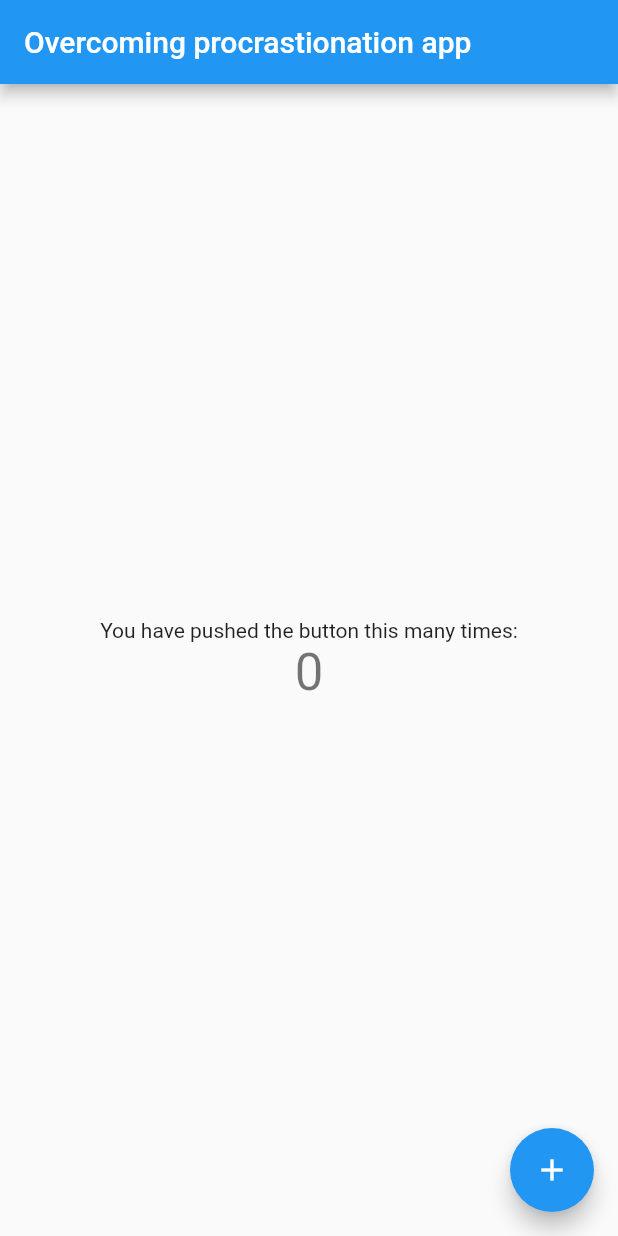
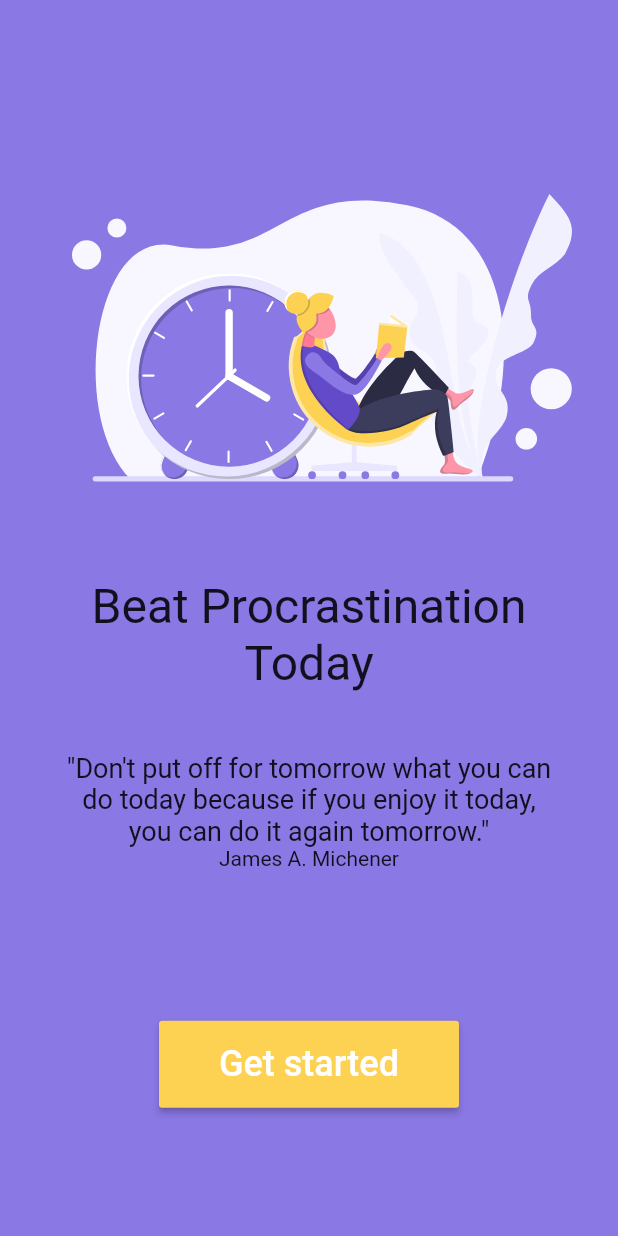
Before and after one commit to LyMc/do-it, a Flutter app: the screen it shows after launch, on a phone screen of 412 x 824 dp. Run offline on Flutter 3.47's test engine with Material 2 defaults, Android fonts, the phone set to English and light mode, and no system bars; our stand-ins replace flutter_svg.

Commit message:
Add Homescreen

```diff
--- /dev/null
+++ b/lib/homescreen.dart
@@ -0,0 +1,65 @@
+import 'package:flutter/material.dart';
+import 'package:flutter_svg/flutter_svg.dart';
+
+class Homescreen extends StatelessWidget {
+  @override
+  Widget build(BuildContext context) {
+    return Material(
+        type: MaterialType.transparency,
+        child: Container(
+          decoration: BoxDecoration(color: const Color(0xFF8A78E4)),
+          child: Column(mainAxisAlignment: MainAxisAlignment.center, children: [
+            headerImage,
+            title,
+            quote,
+            quoteAuthor,
+            getStartedButton
+          ]),
+        ));
+  }
+
+  final headerImage = Container(
+    width: 500,
+    height: 300,
+    child: SvgPicture.asset(
+      'assets/homescreen.svg',
+    ),
+  );
+
+  final title = Padding(
+      padding: const EdgeInsets.only(left: 40, right: 40, bottom: 40),
+      child: Text(
+        'Beat Procrastination Today',
+        textAlign: TextAlign.center,
+        textDirection: TextDirection.ltr,
+        style: TextStyle(fontSize: 32, color: Colors.black87),
+      ));
+
+  final quote = Padding(
+      padding: const EdgeInsets.only(left: 40, right: 40),
+      child: Text(
+        '"Don\'t put off for tomorrow what you can do today because if you enjoy it today, you can do it again tomorrow."',
+        textDirection: TextDirection.ltr,
+        textAlign: TextAlign.center,
+        style: TextStyle(
+          fontSize: 18,
+          color: Colors.black87,
+        ),
+      ));
+
+  final quoteAuthor = Text('James A. Michener');
+
+  final getStartedButton = Padding(
+      padding: EdgeInsets.only(top: 100),
+      child: RaisedButton(
+        onPressed: () {},
+        padding:
+            const EdgeInsets.only(top: 15, bottom: 15, left: 40, right: 40),
+        textColor: Colors.white,
+        color: const Color(0xFFFDD252),
+        child: Text(
+          "Get started",
+          style: TextStyle(fontSize: 24),
+        ),
+      ));
+}
--- a/lib/main.dart
+++ b/lib/main.dart
@@ -1,4 +1,5 @@
 import 'package:flutter/material.dart';
+import 'homescreen.dart';
 
 void main() {
   runApp(MyApp());
@@ -26,92 +27,7 @@ class MyApp extends StatelessWidget {
         // closer together (more dense) than on mobile platforms.
         visualDensity: VisualDensity.adaptivePlatformDensity,
       ),
-      home: MyHomePage(title: 'Overcoming procrastionation app'),
+      home: Homescreen(),
     );
   }
 }
-
-class MyHomePage extends StatefulWidget {
-  MyHomePage({Key key, this.title}) : super(key: key);
-
-  // This widget is the home page of your application. It is stateful, meaning
-  // that it has a State object (defined below) that contains fields that affect
-  // how it looks.
-
-  // This class is the configuration for the state. It holds the values (in this
-  // case the title) provided by the parent (in this case the App widget) and
-  // used by the build method of the State. Fields in a Widget subclass are
-  // always marked "final".
-
-  final String title;
-
-  @override
-  _MyHomePageState createState() => _MyHomePageState();
-}
-
-class _MyHomePageState extends State<MyHomePage> {
-  int _counter = 0;
-
-  void _incrementCounter() {
-    setState(() {
-      // This call to setState tells the Flutter framework that something has
-      // changed in this State, which causes it to rerun the build method below
-      // so that the display can reflect the updated values. If we changed
-      // _counter without calling setState(), then the build method would not be
-      // called again, and so nothing would appear to happen.
-      _counter++;
-    });
-  }
-
-  @override
-  Widget build(BuildContext context) {
-    // This method is rerun every time setState is called, for instance as done
-    // by the _incrementCounter method above.
-    //
-    // The Flutter framework has been optimized to make rerunning build methods
-    // fast, so that you can just rebuild anything that needs updating rather
-    // than having to individually change instances of widgets.
-    return Scaffold(
-      appBar: AppBar(
-        // Here we take the value from the MyHomePage object that was created by
-        // the App.build method, and use it to set our appbar title.
-        title: Text(widget.title),
-      ),
-      body: Center(
-        // Center is a layout widget. It takes a single child and positions it
-        // in the middle of the parent.
-        child: Column(
-          // Column is also a layout widget. It takes a list of children and
-          // arranges them vertically. By default, it sizes itself to fit its
-          // children horizontally, and tries to be as tall as its parent.
-          //
-          // Invoke "debug painting" (press "p" in the console, choose the
-          // "Toggle Debug Paint" action from the Flutter Inspector in Android
-          // Studio, or the "Toggle Debug Paint" command in Visual Studio Code)
-          // to see the wireframe for each widget.
-          //
-          // Column has various properties to control how it sizes itself and
-          // how it positions its children. Here we use mainAxisAlignment to
-          // center the children vertically; the main axis here is the vertical
-          // axis because Columns are vertical (the cross axis would be
-          // horizontal).
-          mainAxisAlignment: MainAxisAlignment.center,
-          children: <Widget>[
-            Text(
-              'You have pushed the button this many times:',
-            ),
-            Text(
-              '$_counter',
-              style: Theme.of(context).textTheme.headline4,
-            ),
-          ],
-        ),
-      ),
-      floatingActionButton: FloatingActionButton(
-        onPressed: _incrementCounter,
-        tooltip: 'Increment',
-        child: Icon(Icons.add),
-      ), // This trailing comma makes auto-formatting nicer for build methods.
-    );
-  }
-}
```
Also changed, not shown: pubspec.yaml (+6 -4 lines), assets/homescreen.svg (added), pubspec.lock.
